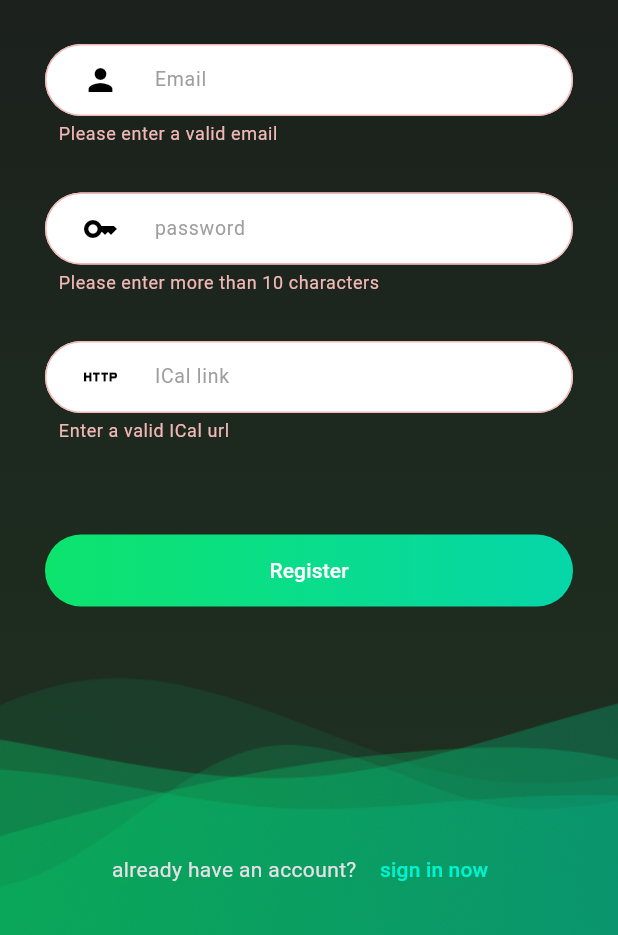
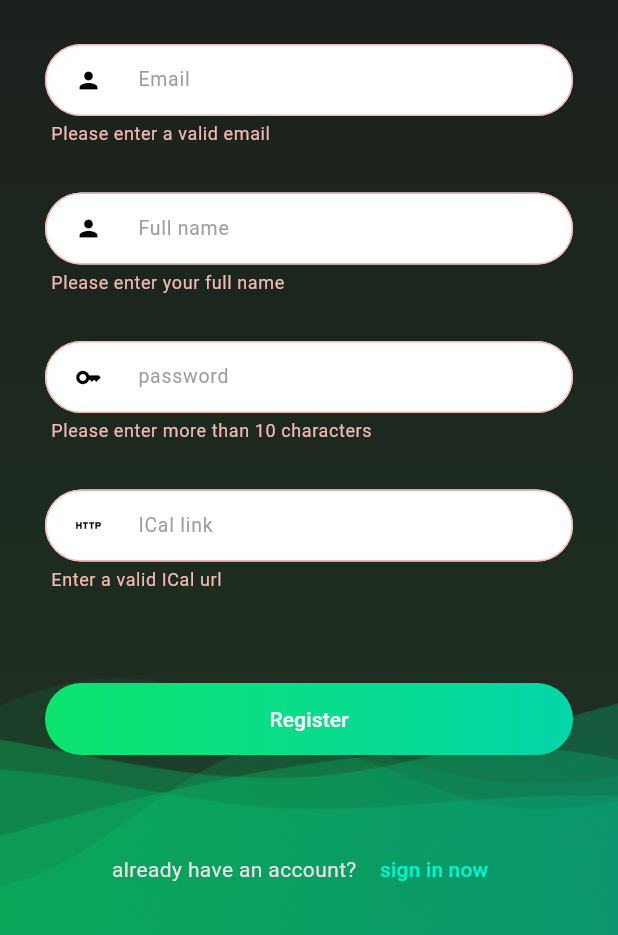
Before and after one commit to TheSciCoder3000/S-Hub, a Flutter app: the screen it shows after launch, after a tap on "register now", after a tap on "Register", on a phone screen of 412 x 824 dp, the part 301-1236 px from its top. Run offline on Flutter 3.47's test engine with Material 3 defaults, Android fonts, the phone set to English and light mode, and no system bars; our stand-ins replace cloud_firestore, draggable_home, firebase_auth, firebase_core, go_router, percent_indicator and 2 more; missing offline and left inert: icalendar_parser; accounts and stored records are empty; network calls fail.

Commit message:
adding username field

```diff
--- a/lib/models/user.dart
+++ b/lib/models/user.dart
@@ -5,7 +5,7 @@ class SUser {
   String? uid;
   bool initializing;
   bool hasError;
-  String? displayName;
+  String displayName;
 
   SUser({
     User? FUser,
@@ -13,5 +13,5 @@ class SUser {
     this.hasError = false,
   }) :
     uid = FUser?.uid,
-    displayName = FUser?.displayName;
+    displayName = FUser?.displayName ?? "Master";
 }
--- a/lib/screens/auth/auth_field.dart
+++ b/lib/screens/auth/auth_field.dart
@@ -33,10 +33,11 @@ class AuthField extends StatelessWidget {
           ),
           decoration: InputDecoration(
             prefixIcon: Padding(
-              padding: const EdgeInsets.fromLTRB(25.0, 0, 20.0, 0),
+              padding: const EdgeInsets.fromLTRB(20.0, 0, 20.0, 0),
               child: Icon(icon ?? Icons.person, color: Colors.black,),
             ),
-            contentPadding: const EdgeInsets.symmetric(horizontal: 5.0, vertical: 10.0),
+            isDense: true,
+            contentPadding: EdgeInsets.zero,
             hintStyle: const TextStyle(
               color: Colors.grey,
               fontSize: 13.0
@@ -44,6 +45,7 @@ class AuthField extends StatelessWidget {
             filled: true,
             fillColor: Colors.white,
             enabledBorder: OutlineInputBorder(
+              gapPadding: 0,
               borderSide: const BorderSide(color: Colors.white),
               borderRadius: BorderRadius.circular(30.0)
             ),
--- a/lib/screens/auth/register.dart
+++ b/lib/screens/auth/register.dart
@@ -19,6 +19,7 @@ class _RegisterPageState extends State<RegisterPage> {
   String email = "";
   String password = "";
   String icalLink = "";
+  String name = "";
   String? errorEmail;
   String? errorPass;
   bool registering = false;
@@ -39,7 +40,7 @@ class _RegisterPageState extends State<RegisterPage> {
       registering = true;
     });
     try {
-      User? user = await AuthService().registerWithEmail(email, password, icalLink);
+      User? user = await AuthService().registerWithEmail(email, name, password, icalLink);
       if (user != null) {
         await FirestoreService(uid: user.uid).syncEvents();
         final events =  await FirestoreService(uid: user.uid).getAllEvents();
@@ -129,6 +130,17 @@ class _RegisterPageState extends State<RegisterPage> {
                               },
                             ),
                             AuthField(
+                              hintText: "Full name",
+                              onChange: (value) => setState(() { name = value; }),
+                              validator: (value) {
+                                if (value == null || value.isEmpty) {
+                                  return "Please enter your full name";
+                                }
+
+                                return null;
+                              },
+                            ),
+                            AuthField(
                               hintText: "password",
                               onChange: (value) => setState(() { password = value; }),
                               errorMsg: errorPass,
```
Also changed, not shown: lib/screens/dashboard/index.dart (+6 -4 lines), lib/utils/firebase/auth.dart (+7 -5 lines), pubspec.lock.
